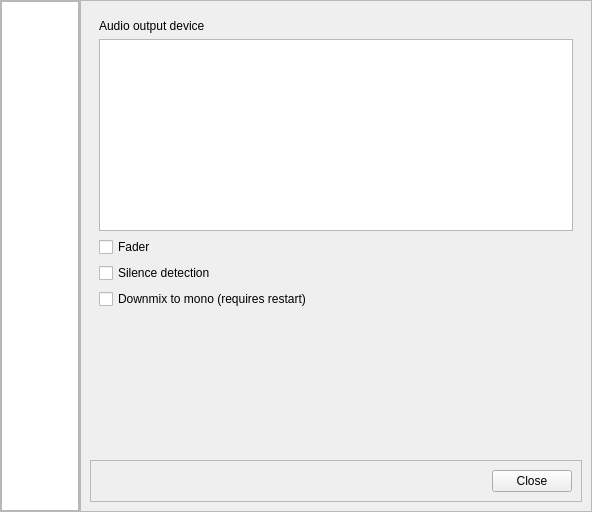
Above: KaraokeHost/settingsdialog.ui from OpenKJ/OpenKJ before the change. Below: the same form after it.
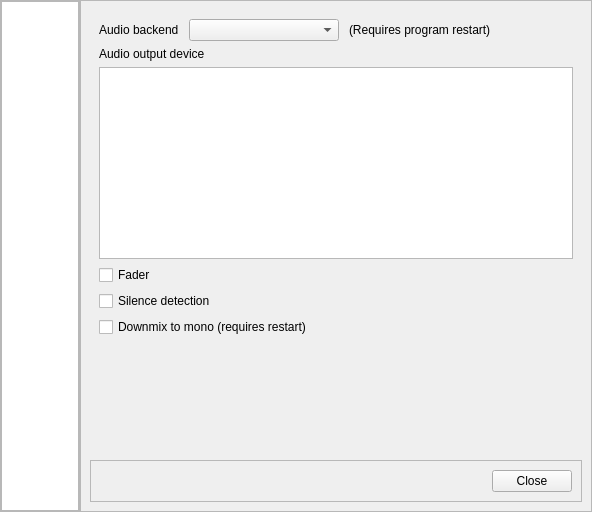
That is the form after the change.

Commit message:
Kh - Audio backend now configurable in program
You can now compile in support for multiple backends and choose which to
use in settings.  I plan to make this runtime switchable, but for now it
requires a program restart.

As part of the change, KhAbstractAudioBackend now has its own State type
instead of just relying on QMediaPlayer::State.  The program is no
longer dependent upon Qt Multimedia when not compiling in QMediaPlayer
support.

Patch:
```diff
--- a/KaraokeHost/settingsdialog.ui
+++ b/KaraokeHost/settingsdialog.ui
@@ -123,6 +123,53 @@
           </property>
           <widget class="QWidget" name="audioPage">
            <layout class="QVBoxLayout" name="verticalLayout_7">
+            <item>
+             <layout class="QHBoxLayout" name="horizontalLayout_9">
+              <property name="spacing">
+               <number>10</number>
+              </property>
+              <property name="bottomMargin">
+               <number>0</number>
+              </property>
+              <item>
+               <widget class="QLabel" name="label_11">
+                <property name="text">
+                 <string>Audio backend</string>
+                </property>
+               </widget>
+              </item>
+              <item>
+               <widget class="QComboBox" name="comboBoxBackend">
+                <property name="minimumSize">
+                 <size>
+                  <width>150</width>
+                  <height>0</height>
+                 </size>
+                </property>
+               </widget>
+              </item>
+              <item>
+               <widget class="QLabel" name="label_12">
+                <property name="text">
+                 <string>(Requires program restart)</string>
+                </property>
+               </widget>
+              </item>
+              <item>
+               <spacer name="horizontalSpacer_6">
+                <property name="orientation">
+                 <enum>Qt::Horizontal</enum>
+                </property>
+                <property name="sizeHint" stdset="0">
+                 <size>
+                  <width>40</width>
+                  <height>20</height>
+                 </size>
+                </property>
+               </spacer>
+              </item>
+             </layout>
+            </item>
             <item>
              <widget class="QLabel" name="label_10">
               <property name="text">
```
The commit also changes 14 other files.
